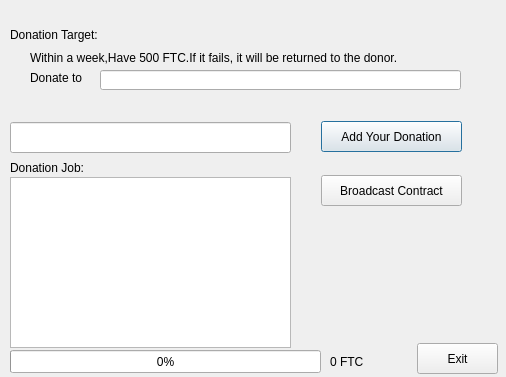
Qt form src/qt/forms/debugdialog.ui (FeatherCoin/Feathercoin) before a commit.
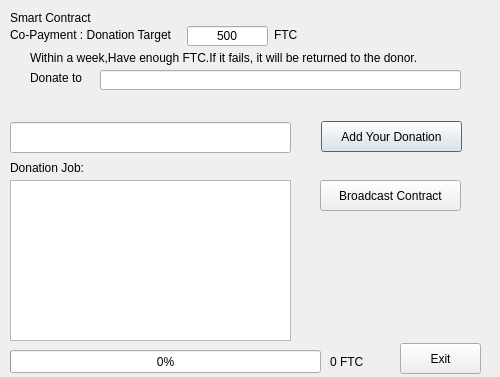
The same form after that commit. Icons and pictures are not drawn.

Commit message: smart contract UI

```diff
--- a/src/qt/forms/debugdialog.ui
+++ b/src/qt/forms/debugdialog.ui
@@ -6,7 +6,7 @@
    <rect>
     <x>0</x>
     <y>0</y>
-    <width>506</width>
+    <width>500</width>
     <height>377</height>
    </rect>
   </property>
@@ -51,18 +51,18 @@
     <rect>
      <x>10</x>
      <y>27</y>
-     <width>151</width>
+     <width>191</width>
      <height>16</height>
     </rect>
    </property>
    <property name="text">
-    <string>Donation Target:</string>
+    <string>Co-Payment : Donation Target</string>
    </property>
   </widget>
   <widget class="QPushButton" name="exitButton">
    <property name="geometry">
     <rect>
-     <x>417</x>
+     <x>400</x>
      <y>343</y>
      <width>81</width>
      <height>31</height>
@@ -100,22 +100,12 @@
     <rect>
      <x>30</x>
      <y>50</y>
-     <width>451</width>
+     <width>461</width>
      <height>16</height>
     </rect>
    </property>
    <property name="text">
-    <string>Within a week,Have 500 FTC.If it fails, it will be returned to the donor.</string>
-   </property>
-  </widget>
-  <widget class="QListView" name="listView">
-   <property name="geometry">
-    <rect>
-     <x>10</x>
-     <y>177</y>
-     <width>281</width>
-     <height>171</height>
-    </rect>
+    <string>Within a week,Have enough FTC.If it fails, it will be returned to the donor.</string>
    </property>
   </widget>
   <widget class="QLineEdit" name="codeCoins">
@@ -131,8 +121,8 @@
   <widget class="QPushButton" name="BroadcastBtn">
    <property name="geometry">
     <rect>
-     <x>321</x>
-     <y>175</y>
+     <x>320</x>
+     <y>180</y>
      <width>141</width>
      <height>31</height>
     </rect>
@@ -194,6 +184,58 @@
     <string>Donate to</string>
    </property>
   </widget>
+  <widget class="QTableView" name="tableView">
+   <property name="geometry">
+    <rect>
+     <x>10</x>
+     <y>180</y>
+     <width>281</width>
+     <height>161</height>
+    </rect>
+   </property>
+  </widget>
+  <widget class="QLabel" name="label_5">
+   <property name="geometry">
+    <rect>
+     <x>10</x>
+     <y>10</y>
+     <width>101</width>
+     <height>16</height>
+    </rect>
+   </property>
+   <property name="text">
+    <string>Smart Contract</string>
+   </property>
+  </widget>
+  <widget class="QLineEdit" name="lineFTC">
+   <property name="geometry">
+    <rect>
+     <x>187</x>
+     <y>26</y>
+     <width>81</width>
+     <height>20</height>
+    </rect>
+   </property>
+   <property name="text">
+    <string>500</string>
+   </property>
+   <property name="alignment">
+    <set>Qt::AlignCenter</set>
+   </property>
+  </widget>
+  <widget class="QLabel" name="label_6">
+   <property name="geometry">
+    <rect>
+     <x>274</x>
+     <y>27</y>
+     <width>41</width>
+     <height>16</height>
+    </rect>
+   </property>
+   <property name="text">
+    <string>FTC</string>
+   </property>
+  </widget>
  </widget>
  <resources>
   <include location="../bitcoin.qrc"/>
```
The commit also changes 3 other files.
